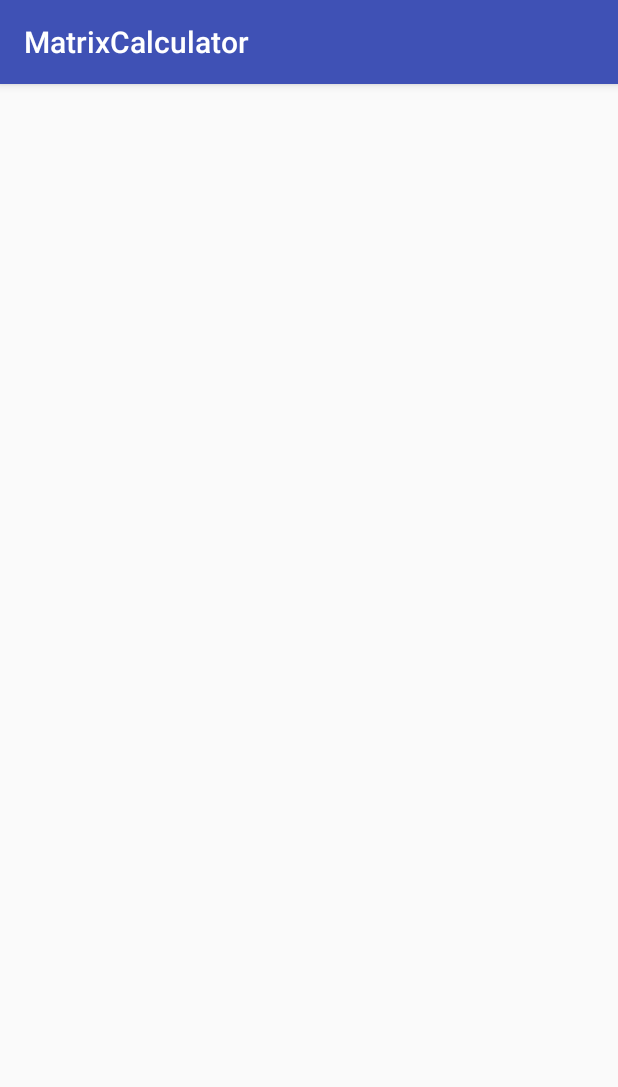
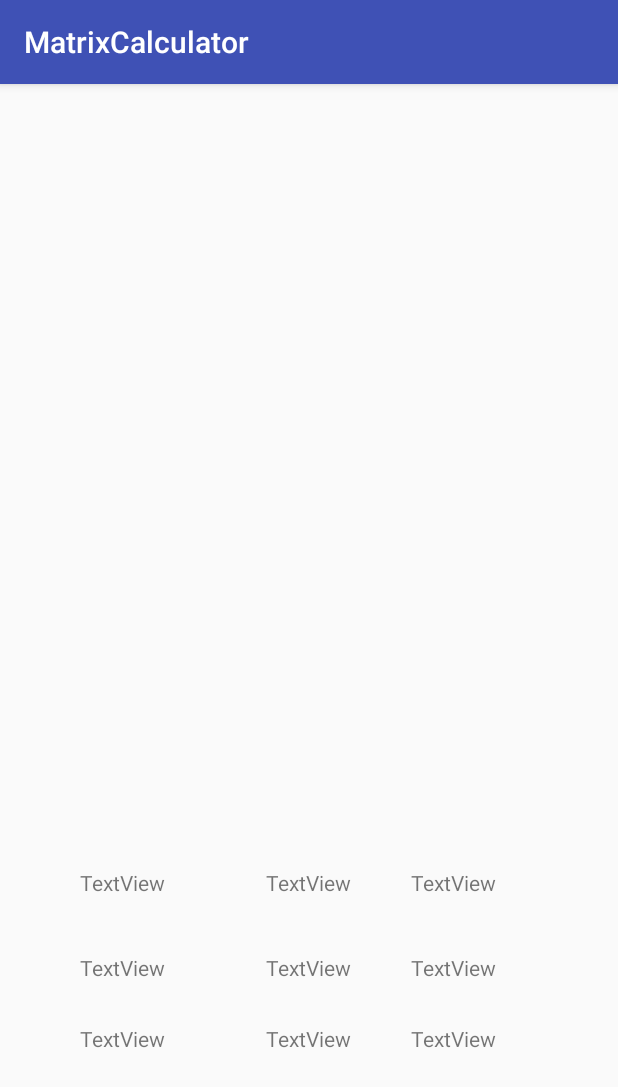
Before and after one commit to ganeshvelsol/MatrixCalculator, an Android app: the Subtraction screen opened directly, with no data from a screen before it, on a phone screen of 412 x 824 dp. Shown: the top 1087 px of the screen. Run offline under Robolectric (Android 15) with nearby library versions, the phone set to English and light mode, and no system bars; 4 statements that could not run were skipped.

Commit message:
subtraction is also completed

```diff
--- a/app/src/main/AndroidManifest.xml
+++ b/app/src/main/AndroidManifest.xml
@@ -19,7 +19,9 @@
         <activity android:name=".addition.AdditionExample" />
         <activity android:name=".addition.Addition" />
         <activity android:name=".subtraction.SubtractionExample" />
-        <activity android:name=".subtraction.Subtraction"></activity>
+        <activity android:name=".subtraction.Subtraction" />
+        <activity android:name=".DiagonalMatrix" />
+        <activity android:name=".determenent.DeterminentMatrix"></activity>
     </application>
 
 </manifest>
--- a/app/src/main/java/calci/matrix/matrixcalculator/addition/AdditionExample.java
+++ b/app/src/main/java/calci/matrix/matrixcalculator/addition/AdditionExample.java
@@ -255,7 +255,7 @@ public class AdditionExample extends AppCompatActivity
             {
                 if (c2=="2")
                 {
-                    //inflate 1*1 layout for second matrix
+                    //inflate 2*2 layout for second matrix
                     final View v6=((Activity)this).getLayoutInflater().inflate(R.layout.five_elements,null);
                     AlertDialog.Builder al=new AlertDialog.Builder(this);
                     al.setCancelable(false);
--- a/app/src/main/res/layout/subtraction.xml
+++ b/app/src/main/res/layout/subtraction.xml
@@ -3,89 +3,89 @@
     xmlns:android="http://schemas.android.com/apk/res/android">
 
     <TextView
-        android:id="@+id/s1"
+        android:id="@+id/textView"
         android:layout_width="wrap_content"
         android:layout_height="wrap_content"
         android:layout_alignParentBottom="true"
         android:layout_alignParentLeft="true"
         android:layout_alignParentStart="true"
-        android:layout_marginBottom="200dp"
-        android:layout_marginLeft="49dp"
-        android:layout_marginStart="49dp"
-        />
+        android:layout_marginBottom="226dp"
+        android:layout_marginLeft="53dp"
+        android:layout_marginStart="53dp"
+        android:text="TextView" />
 
     <TextView
-        android:id="@+id/s2"
+        android:id="@+id/textView2"
         android:layout_width="wrap_content"
         android:layout_height="wrap_content"
-        android:layout_alignTop="@+id/textView13"
+        android:layout_alignTop="@+id/textView"
         android:layout_centerHorizontal="true"
-        />
+        android:text="TextView" />
 
     <TextView
-        android:id="@+id/s3"
+        android:id="@+id/textView3"
         android:layout_width="wrap_content"
         android:layout_height="wrap_content"
-        android:layout_alignTop="@+id/textView14"
-        android:layout_marginLeft="51dp"
-        android:layout_marginStart="51dp"
-        android:layout_toEndOf="@+id/textView14"
-        android:layout_toRightOf="@+id/textView14"
-        />
+        android:layout_alignTop="@+id/textView2"
+        android:layout_marginLeft="40dp"
+        android:layout_marginStart="40dp"
+        android:layout_toEndOf="@+id/textView2"
+        android:layout_toRightOf="@+id/textView2"
+        android:text="TextView" />
 
     <TextView
-        android:id="@+id/s4"
+        android:id="@+id/textView4"
         android:layout_width="wrap_content"
         android:layout_height="wrap_content"
-        android:layout_alignLeft="@+id/textView13"
-        android:layout_alignStart="@+id/textView13"
-        android:layout_below="@+id/textView14"
-        android:layout_marginTop="33dp"
-        />
+        android:layout_alignLeft="@+id/textView"
+        android:layout_alignStart="@+id/textView"
+        android:layout_below="@+id/textView2"
+        android:layout_marginTop="37dp"
+        android:text="TextView" />
 
     <TextView
-        android:id="@+id/s5"
+        android:id="@+id/textView5"
         android:layout_width="wrap_content"
         android:layout_height="wrap_content"
-        android:layout_alignBottom="@+id/textView16"
-        android:layout_toLeftOf="@+id/textView15"
-        android:layout_toStartOf="@+id/textView15"
-        />
+        android:layout_alignBottom="@+id/textView4"
+        android:layout_toLeftOf="@+id/textView3"
+        android:layout_toStartOf="@+id/textView3"
+        android:text="TextView" />
 
     <TextView
-        android:id="@+id/s6"
+        android:id="@+id/textView6"
         android:layout_width="wrap_content"
         android:layout_height="wrap_content"
-        android:layout_alignBottom="@+id/textView17"
-        android:layout_alignEnd="@+id/textView15"
-        android:layout_alignRight="@+id/textView15"
-        />
+        android:layout_alignBottom="@+id/textView5"
+        android:layout_alignEnd="@+id/textView3"
+        android:layout_alignRight="@+id/textView3"
+        android:text="TextView" />
 
     <TextView
-        android:id="@+id/s7"
+        android:id="@+id/textView7"
         android:layout_width="wrap_content"
         android:layout_height="wrap_content"
-        android:layout_alignEnd="@+id/textView16"
-        android:layout_alignRight="@+id/textView16"
-        android:layout_below="@+id/textView16"
-        android:layout_marginTop="26dp"
-        />
+        android:layout_alignLeft="@+id/textView4"
+        android:layout_alignStart="@+id/textView4"
+        android:layout_below="@+id/textView4"
+        android:layout_marginTop="28dp"
+        android:text="TextView" />
 
     <TextView
-        android:id="@+id/s8"
+        android:id="@+id/textView8"
         android:layout_width="wrap_content"
         android:layout_height="wrap_content"
-        android:layout_alignBottom="@+id/textView19"
-        android:layout_alignLeft="@+id/textView17"
-        android:layout_alignStart="@+id/textView17"
-        />
+        android:layout_alignBottom="@+id/textView7"
+        android:layout_alignEnd="@+id/textView5"
+        android:layout_alignRight="@+id/textView5"
+        android:text="TextView" />
 
     <TextView
-        android:id="@+id/s9"
+        android:id="@+id/textView9"
         android:layout_width="wrap_content"
         android:layout_height="wrap_content"
-        android:layout_alignBottom="@+id/textView20"
-        android:layout_alignEnd="@+id/textView18"
-        android:layout_alignRight="@+id/textView18"
-        />
+        android:layout_alignBottom="@+id/textView8"
+        android:layout_alignLeft="@+id/textView6"
+        android:layout_alignStart="@+id/textView6"
+        android:text="TextView" />
 </RelativeLayout>
```
Also changed, not shown: app/src/main/java/calci/matrix/matrixcalculator/DiagonalMatrix.java (added, +13 -0 lines), app/src/main/java/calci/matrix/matrixcalculator/MainActivity.java (+17 -0 lines), app/src/main/java/calci/matrix/matrixcalculator/determenent/DeterminentMatrix.java (added, +144 -0 lines), app/src/main/java/calci/matrix/matrixcalculator/subtraction/Subtraction.java (+9 -9 lines), app/src/main/res/layout/determinent_matrix.xml (added, +128 -0 lines), app/src/main/res/layout/diagonal_matrix.xml (added, +109 -0 lines).
